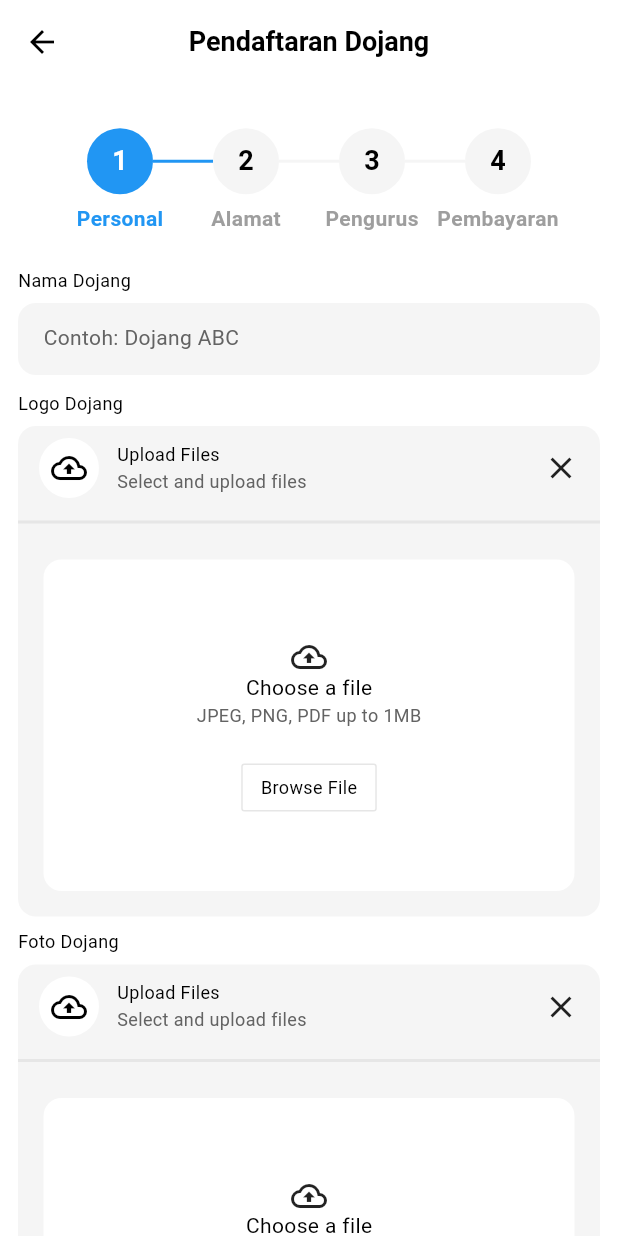
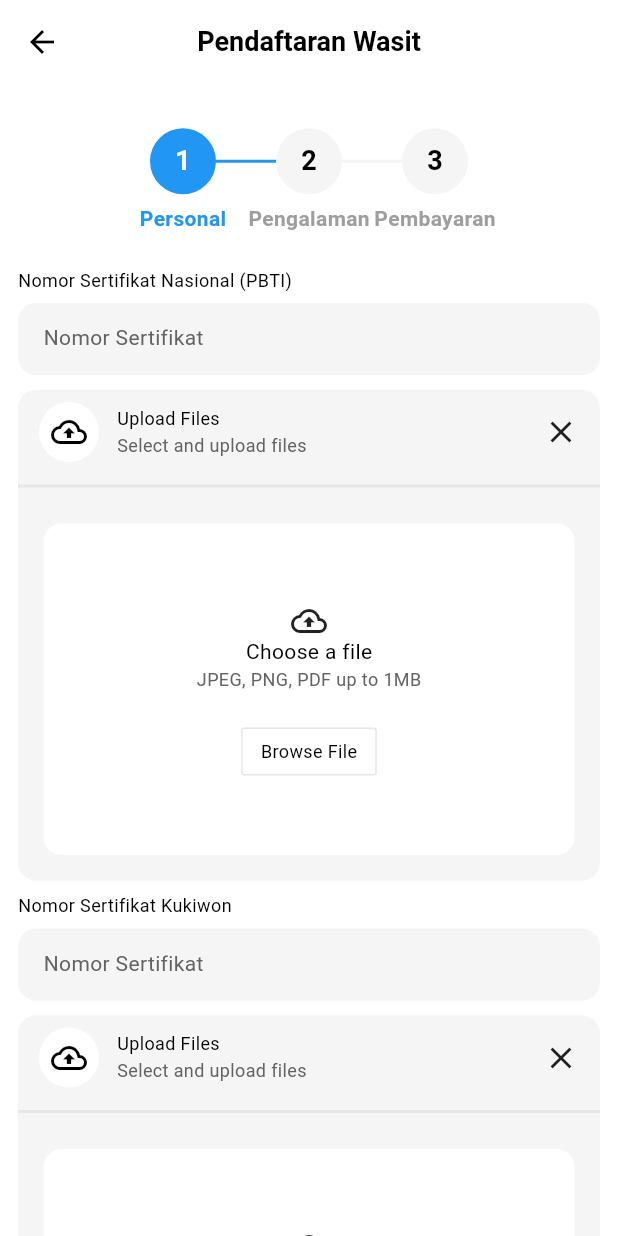
Before and after one commit to gigihiski/taekwondo-indonesia, a Flutter app: the RegistrationMenuPage screen opened directly, after a tap on "Pendaftaran Wasit", on a phone screen of 412 x 824 dp. Run offline on Flutter 3.47's test engine with Material 3 defaults, Android fonts, the phone set to English and light mode, and no system bars; drawn by our look-alikes of easy_stepper; our stand-ins replace cached_network_image, device_info_plus, firebase_core, firebase_crashlytics, flutter_bloc, flutter_html and 11 more; missing offline and left inert: flutter_inappwebview, form_validation; accounts and stored records are empty; Roboto replaces fonts that are missing (PlusJakartaSans, SourGummy).

Commit message:
💄 refree registration design

```diff
--- /dev/null
+++ b/lib/features/registration/modules/refree-registration/logics/refree_registration_cubit.dart
@@ -0,0 +1,29 @@
+import 'package:flutter_bloc/flutter_bloc.dart';
+import 'package:taekwondo/core/utils/exceptions/app_exception.dart';
+
+part 'refree_registration_state.dart';
+
+class RefreeRegistrationCubit extends Cubit<RefreeRegistrationState> {
+  RefreeRegistrationCubit() : super(RefreeRegistrationState.initial());
+
+  Future<void> init() async {
+    try {
+      emit(state.copyWith(status: RefreeRegistrationStatus.loading));
+      emit(state.copyWith(status: RefreeRegistrationStatus.loaded));
+    } on AppException catch (e) {
+      emit(
+        state.copyWith(
+          status: RefreeRegistrationStatus.error,
+          errorMessage: e.message.toString(),
+        ),
+      );
+    } catch (e) {
+      emit(
+        state.copyWith(
+          status: RefreeRegistrationStatus.error,
+          errorMessage: e.toString(),
+        ),
+      );
+    }
+  }
+}
--- /dev/null
+++ b/lib/features/registration/modules/refree-registration/logics/refree_registration_state.dart
@@ -0,0 +1,36 @@
+part of 'refree_registration_cubit.dart';
+
+enum RefreeRegistrationStatus {
+  initial,
+  loading,
+  loaded,
+  error,
+  unAuthenticated,
+}
+
+class RefreeRegistrationState {
+  const RefreeRegistrationState({
+    required this.status,
+    required this.errorMessage,
+  });
+
+  final RefreeRegistrationStatus status;
+  final String errorMessage;
+
+  factory RefreeRegistrationState.initial() {
+    return RefreeRegistrationState(
+      status: RefreeRegistrationStatus.initial,
+      errorMessage: "Unknown - Default",
+    );
+  }
+
+  RefreeRegistrationState copyWith({
+    RefreeRegistrationStatus? status,
+    String? errorMessage,
+  }) {
+    return RefreeRegistrationState(
+      status: status ?? this.status,
+      errorMessage: errorMessage ?? this.errorMessage,
+    );
+  }
+}
--- /dev/null
+++ b/lib/features/registration/modules/refree-registration/views/components/refree_address.dart
@@ -0,0 +1,28 @@
+import 'package:flutter/material.dart';
+import 'package:taekwondo/core/components/app_image_picker.dart';
+import 'package:taekwondo/core/components/app_text.dart';
+import 'package:taekwondo/core/components/app_text_field.dart';
+
+class RefreeAddress extends StatelessWidget {
+  const RefreeAddress({super.key});
+
+  @override
+  Widget build(BuildContext context) {
+    return Column(
+      crossAxisAlignment: CrossAxisAlignment.start,
+      children: [
+        AppTextCaptionSemiBold(text: "Pengalaman Wasit"),
+        SizedBox(height: 8),
+        Row(
+          children: [
+            Expanded(child: AppTextField(hint: "Internasional")),
+            SizedBox(width: 10),
+            Expanded(child: AppTextField(hint: "2025")),
+          ],
+        ),
+        SizedBox(height: 8),
+        AppImagePicker(onChanged: (file) {}),
+      ],
+    );
+  }
+}
--- /dev/null
+++ b/lib/features/registration/modules/refree-registration/views/components/refree_personal.dart
@@ -0,0 +1,44 @@
+import 'package:flutter/material.dart';
+import 'package:taekwondo/core/components/app_image_picker.dart';
+import 'package:taekwondo/core/components/app_text.dart';
+import 'package:taekwondo/core/components/app_text_field.dart';
+
+class RefreePersonal extends StatelessWidget {
+  const RefreePersonal({super.key});
+
+  @override
+  Widget build(BuildContext context) {
+    return Column(
+      crossAxisAlignment: CrossAxisAlignment.start,
+      children: [
+        AppTextCaptionSemiBold(text: "Nomor Sertifikat Nasional (PBTI)"),
+        SizedBox(height: 8),
+        AppTextField(hint: "Nomor Sertifikat"),
+        SizedBox(height: 8),
+        AppImagePicker(onChanged: (file) {}),
+        SizedBox(height: 10),
+        AppTextCaptionSemiBold(text: "Nomor Sertifikat Kukiwon"),
+        SizedBox(height: 8),
+        AppTextField(hint: "Nomor Sertifikat"),
+        SizedBox(height: 8),
+        AppImagePicker(onChanged: (file) {}),
+        SizedBox(height: 10),
+        AppTextCaptionSemiBold(text: "Mulai Menjadi Wasit Taekwondo"),
+        SizedBox(height: 8),
+        AppTextField(hint: "Bulan / Tahun"),
+        SizedBox(height: 10),
+        AppTextCaptionSemiBold(text: "Sertifikasi Wasit"),
+        SizedBox(height: 8),
+        Row(
+          children: [
+            Expanded(child: AppTextField(hint: "Internasional")),
+            SizedBox(width: 10),
+            Expanded(child: AppTextField(hint: "2025")),
+          ],
+        ),
+        SizedBox(height: 8),
+        AppImagePicker(onChanged: (file) {}),
+      ],
+    );
+  }
+}
--- /dev/null
+++ b/lib/features/registration/modules/refree-registration/views/refree_registration_page.dart
@@ -0,0 +1,84 @@
+import 'package:flutter/material.dart';
+import 'package:flutter_bloc/flutter_bloc.dart';
+import 'package:taekwondo/core/components/app_bar.dart';
+import 'package:taekwondo/features/registration/modules/refree-registration/logics/refree_registration_cubit.dart';
+import 'package:taekwondo/features/registration/modules/refree-registration/views/refree_registration_view.dart';
+
+class RefreeRegistrationPage extends StatefulWidget {
+  const RefreeRegistrationPage({super.key});
+
+  static Route route() {
+    return MaterialPageRoute(builder: (_) => RefreeRegistrationPage());
+  }
+
+  static RouteSettings routeSettings = const RouteSettings(
+    name: "refree-registration",
+  );
+
+  @override
+  State<RefreeRegistrationPage> createState() => RefreeRegistrationPageState();
+}
+
+class RefreeRegistrationPageState extends State<RefreeRegistrationPage> {
+  @override
+  void initState() {
+    super.initState();
+  }
+
+  BlocProvider refreeBlocProvider() {
+    return BlocProvider<RefreeRegistrationCubit>(
+      create: (context) => RefreeRegistrationCubit()..init(),
+    );
+  }
+
+  BlocListener refreeBlocDetailener() {
+    return BlocListener<RefreeRegistrationCubit, RefreeRegistrationState>(
+      listener: (context, state) {
+        switch (state.status) {
+          case RefreeRegistrationStatus.initial:
+          case RefreeRegistrationStatus.loading:
+          case RefreeRegistrationStatus.error:
+          case RefreeRegistrationStatus.loaded:
+          case RefreeRegistrationStatus.unAuthenticated:
+        }
+      },
+    );
+  }
+
+  Widget Function(BuildContext, RefreeRegistrationState) refreeBlocBuilder() {
+    return (context, state) {
+      switch (state.status) {
+        case RefreeRegistrationStatus.initial:
+        case RefreeRegistrationStatus.loading:
+        case RefreeRegistrationStatus.error:
+          return Container();
+        case RefreeRegistrationStatus.loaded:
+          return RefreeRegistrationView();
+        case RefreeRegistrationStatus.unAuthenticated:
+          throw UnimplementedError();
+      }
+    };
+  }
+
+  @override
+  Widget build(BuildContext context) {
+    final appBar = AppBarHeader(
+      title: "Pendaftaran Wasit",
+      color: Colors.white,
+    );
+
+    return MultiBlocProvider(
+      providers: [refreeBlocProvider()],
+      child: MultiBlocListener(
+        listeners: [refreeBlocDetailener()],
+        child: Scaffold(
+          backgroundColor: Colors.white,
+          appBar: appBar,
+          body: BlocBuilder<RefreeRegistrationCubit, RefreeRegistrationState>(
+            builder: refreeBlocBuilder(),
+          ),
+        ),
+      ),
+    );
+  }
+}
--- /dev/null
+++ b/lib/features/registration/modules/refree-registration/views/refree_registration_view.dart
@@ -0,0 +1,149 @@
+import 'package:easy_stepper/easy_stepper.dart';
+import 'package:flutter/material.dart';
+import 'package:taekwondo/core/components/app_text.dart';
+import 'package:taekwondo/core/themes/app_colors.dart';
+import 'package:taekwondo/features/registration/modules/refree-registration/views/components/refree_address.dart';
+import 'package:taekwondo/features/registration/modules/refree-registration/views/components/refree_personal.dart';
+import 'package:taekwondo/features/registration/modules/payment/views/payment_view.dart';
+
+class RefreeRegistrationView extends StatefulWidget {
+  const RefreeRegistrationView({super.key});
+
+  @override
+  RefreeRegistrationViewState createState() => RefreeRegistrationViewState();
+}
+
+class RefreeRegistrationViewState extends State<RefreeRegistrationView> {
+  int activeStep = 0;
+  final List<String> stepTitles = ['Personal', 'Pengalaman', 'Pembayaran'];
+
+  @override
+  Widget build(BuildContext context) {
+    return SingleChildScrollView(
+      child: Column(
+        children: [
+          SizedBox(
+            height: 120,
+            child: EasyStepper(
+              activeStep: activeStep,
+              internalPadding: 0,
+              showLoadingAnimation: false,
+              stepRadius: 22,
+              padding: EdgeInsets.zero,
+              showStepBorder: false,
+              lineStyle: LineStyle(
+                lineType: LineType.normal,
+                lineThickness: 2,
+                finishedLineColor: Colors.blue,
+                activeLineColor: Colors.blue,
+                unreachedLineColor: AppColors.background,
+              ),
+              steps: List.generate(
+                stepTitles.length,
+                (index) => EasyStep(
+                  topTitle: true,
+                  customTitle: Center(
+                    child: AppTextParagraphSemiBold(
+                      text: stepTitles[index],
+                      color: index <= activeStep ? Colors.blue : Colors.grey,
+                    ),
+                  ),
+                  customStep: CircleAvatar(
+                    radius: 35,
+                    backgroundColor: index <= activeStep
+                        ? Colors.blue
+                        : AppColors.background,
+                    child: AppTextH4SemiBold(
+                      text: (index + 1).toString(),
+                      color: index <= activeStep ? Colors.white : Colors.black,
+                    ),
+                  ),
+                  customLineWidget: Container(
+                    height: 3,
+                    color: index <= activeStep
+                        ? AppColors.primary
+                        : AppColors.background,
+                  ),
+                ),
+              ),
+              onStepReached: (index) {
+                setState(() {
+                  activeStep = index;
+                });
+              },
+            ),
+          ),
+
+          // Content Area
+          Container(
+            padding: EdgeInsets.symmetric(horizontal: 12),
+            child: buildStepContent(),
+          ),
+
+          // Navigation Buttons
+          Container(
+            padding: EdgeInsets.all(12),
+            child: Row(
+              mainAxisAlignment: MainAxisAlignment.spaceBetween,
+              children: [
+                ElevatedButton(
+                  onPressed: activeStep > 0 ? previousStep : null,
+                  style: ElevatedButton.styleFrom(
+                    backgroundColor: AppColors.background,
+                    foregroundColor: Colors.white,
+                  ),
+                  child: AppTextCaptionSemiBold(
+                    text: 'Sebelumnya',
+                    color: Colors.white,
+                  ),
+                ),
+                ElevatedButton(
+                  onPressed: activeStep < stepTitles.length - 1
+                      ? nextStep
+                      : null,
+                  style: ElevatedButton.styleFrom(
+                    backgroundColor: Colors.black,
+                    foregroundColor: Colors.white,
+                  ),
+                  child: AppTextCaptionSemiBold(
+                    text: 'Selanjutnya',
+                    color: Colors.white,
+                  ),
+                ),
+              ],
+            ),
+          ),
+        ],
+      ),
+    );
+  }
+
+  Widget buildStepContent() {
+    switch (activeStep) {
+      case 0:
+        return RefreePersonal();
+      case 1:
+        return RefreeAddress();
+      case 2:
+        return PaymentView();
+      default:
+        return RefreePersonal();
+    }
+  }
+
+  void nextStep() {
+    setState(() {
+      if (activeStep < stepTitles.length - 1) {
+        activeStep++;
+      }
+    });
+  }
+
+  void previousStep() {
+    setState(() {
+      if (activeStep > 0) {
+        activeStep--;
+      }
+    });
+  }
+}
--- a/lib/features/registration/modules/registration-menu/views/registration_menu_view.dart
+++ b/lib/features/registration/modules/registration-menu/views/registration_menu_view.dart
@@ -3,6 +3,7 @@ import 'package:taekwondo/core/components/app_navigator.dart';
 import 'package:taekwondo/core/components/app_text.dart';
 import 'package:taekwondo/features/registration/modules/athlete-registration/views/athlete_registration_page.dart';
 import 'package:taekwondo/features/registration/modules/dojang-registration/views/dojang_registration_page.dart';
+import 'package:taekwondo/features/registration/modules/refree-registration/views/refree_registration_page.dart';
 import 'package:taekwondo/features/registration/modules/trainer-registration/views/trainer_registration_page.dart';
 
 class RegistrationMenuView extends StatefulWidget {
@@ -69,8 +70,8 @@ class RegistrationMenuViewState extends State<RegistrationMenuView> {
         menu(Icon(Icons.menu), "Pendaftaran Wasit", () {
           AppNavigator(
             context: context,
-            page: DojangRegistrationPage(),
-            route: DojangRegistrationPage.routeSettings,
+            page: RefreeRegistrationPage(),
+            route: RefreeRegistrationPage.routeSettings,
           ).push();
         }),
       ],
```
